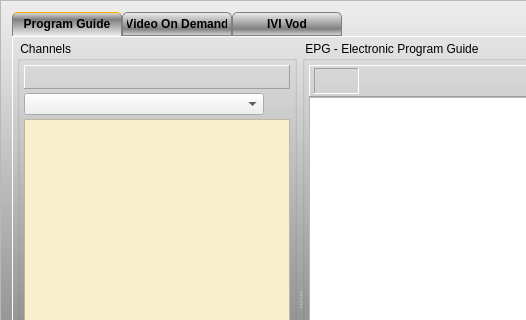
Before: the Qt Designer form forms/recorder_inc.ui in Jo2003/vlc_record, drawn with Qt 5; both pictures show x 0 to 526 and y 0 to 320 of the 1088 by 571 pixel window.
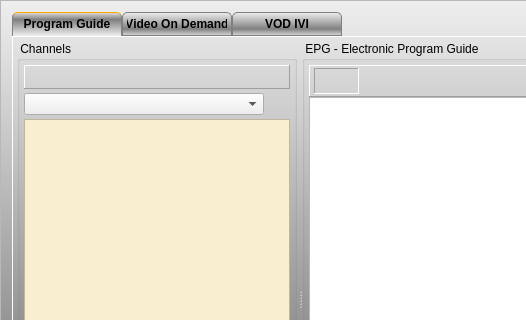
After: the same form once the commit is applied. Icons and pictures are not drawn. Custom widgets are drawn as their Qt base class.

```diff
--- a/forms/recorder_inc.ui
+++ b/forms/recorder_inc.ui
@@ -869,7 +869,7 @@
          </widget>
          <widget class="QWidget" name="tabIviVod">
           <attribute name="title">
-           <string>IVI Vod</string>
+           <string>VOD IVI</string>
           </attribute>
           <layout class="QVBoxLayout" name="verticalLayout_8">
            <property name="spacing">
```
Left out of the diff: 4 changed lines with no effect on the pictures.
